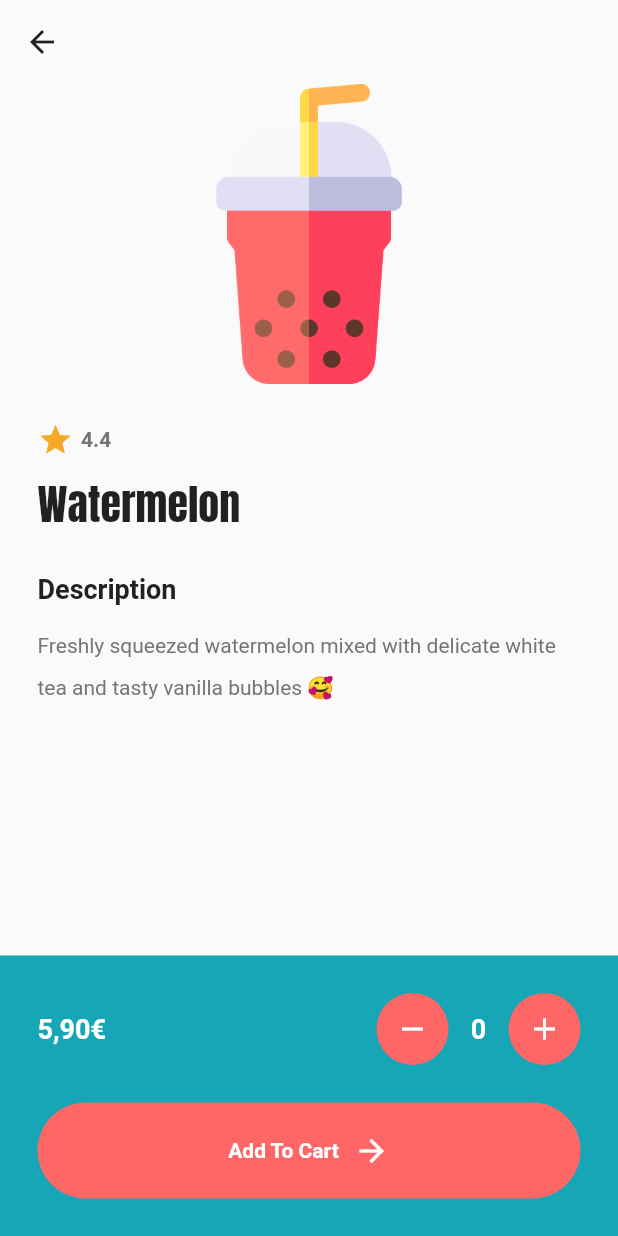
After one commit to yvvzh/bubble_tea_app, a Flutter app: the MenuPage screen opened by its route, after a tap on "Watermelon", on a phone screen of 412 x 824 dp. The commit adds this screen. Run offline on Flutter 3.47's test engine with Material 2 defaults, Android fonts, the phone set to English and light mode, and no system bars; our stand-ins replace google_fonts.

Commit message:
Ajout de la page détaillée des thés

```diff
--- a/lib/utils/drink_tile.dart
+++ b/lib/utils/drink_tile.dart
@@ -4,12 +4,15 @@ import 'package:google_fonts/google_fonts.dart';
 
 class DrinkTile extends StatelessWidget {
   final Tea tea;
+  final void Function()? onTap;
 
-  const DrinkTile({super.key, required this.tea});
+  const DrinkTile({super.key, required this.tea, this.onTap});
 
   @override
   Widget build(BuildContext context) {
-    return Container(
+    return GestureDetector(
+      onTap: onTap,
+      child: Container(
         decoration: BoxDecoration(
             color: Colors.grey[100], borderRadius: BorderRadius.circular(20)),
         margin: const EdgeInsets.only(left: 25),
@@ -59,6 +62,7 @@ class DrinkTile extends StatelessWidget {
             )
           ],
         ),
+      ),
     );
   }
 }
--- a/lib/views/home_page.dart
+++ b/lib/views/home_page.dart
@@ -53,9 +53,9 @@ class HomePage extends StatelessWidget {
             const Text(
               "''Feel the freshness from anywhere at anytime''",
               style: TextStyle(
-                  color: Color.fromARGB(255, 243, 243, 243),
-                  height: 2,
-                  fontStyle: FontStyle.italic),
+                color: Color.fromARGB(255, 243, 243, 243),
+                height: 2,
+              ),
             ),
             const SizedBox(
               height: 25,
--- a/lib/views/menu_page.dart
+++ b/lib/views/menu_page.dart
@@ -2,6 +2,7 @@ import 'package:bubble_tea/models/tea.dart';
 import 'package:bubble_tea/themes/colors.dart';
 import 'package:bubble_tea/utils/button.dart';
 import 'package:bubble_tea/utils/drink_tile.dart';
+import 'package:bubble_tea/views/tea_details_page.dart';
 import 'package:flutter/material.dart';
 import 'package:google_fonts/google_fonts.dart';
 
@@ -21,12 +22,6 @@ class _MenuPageState extends State<MenuPage> {
         price: "5,90",
         imgPath: "lib/images/bt_red.png",
         stars: "4.4"),
-    // framboise
-    Tea(
-        name: "Raspberry",
-        price: "6,90",
-        imgPath: "lib/images/bt_pink.png",
-        stars: "4.9"),
     // mojito
     Tea(
         name: "Mojito",
@@ -39,7 +34,26 @@ class _MenuPageState extends State<MenuPage> {
         price: "4,90",
         imgPath: "lib/images/bt_coffee.png",
         stars: "4.7"),
+    // framboise
+    Tea(
+        name: "Raspberry",
+        price: "6,90",
+        imgPath: "lib/images/bt_pink.png",
+        stars: "4.9"),
   ];
+
+  // onTap naviguer vers la page de détails du tea
+  void navigateToTeaDetails(int index) {
+    Navigator.push(
+      context,
+      MaterialPageRoute(
+        builder: (context) => TeaDetailsPage(
+          tea: drinkMenu[index],
+        ),
+      ),
+    );
+  }
+
   @override
   Widget build(BuildContext context) {
     return Scaffold(
@@ -134,6 +148,7 @@ class _MenuPageState extends State<MenuPage> {
             itemCount: drinkMenu.length,
             itemBuilder: (context, index) => DrinkTile(
               tea: drinkMenu[index],
+              onTap: () => navigateToTeaDetails(index),
             ),
           )),
 
--- /dev/null
+++ b/lib/views/tea_details_page.dart
@@ -0,0 +1,198 @@
+import 'package:bubble_tea/models/tea.dart';
+import 'package:bubble_tea/themes/colors.dart';
+import 'package:bubble_tea/utils/button.dart';
+import 'package:flutter/material.dart';
+import 'package:google_fonts/google_fonts.dart';
+
+class TeaDetailsPage extends StatefulWidget {
+  final Tea tea;
+  const TeaDetailsPage({super.key, required this.tea});
+
+  @override
+  State<TeaDetailsPage> createState() => _TeaDetailsPageState();
+}
+
+class _TeaDetailsPageState extends State<TeaDetailsPage> {
+  // compteur de quantité
+  int qtyCount = 0;
+
+  // décrémenteur
+  void decrementQuantity() {
+    if (qtyCount > 0) {
+      setState(() {
+        qtyCount--;
+      });
+    }
+  }
+
+  // incrémenteur
+  void incrementQuantity() {
+    setState(() {
+      qtyCount++;
+    });
+  }
+
+  // ajouter au panier
+  void addToCart() {}
+
+  @override
+  Widget build(BuildContext context) {
+    return Scaffold(
+      appBar: AppBar(
+        backgroundColor: Colors.transparent,
+        elevation: 0,
+        foregroundColor: Colors.grey[900],
+      ),
+      body: Column(
+        children: [
+          // listview tea details
+          Expanded(
+            child: Padding(
+              padding: const EdgeInsets.symmetric(horizontal: 25),
+              child: ListView(
+                children: [
+                  // image
+                  Image.asset(
+                    widget.tea.imgPath,
+                    height: 200,
+                  ),
+
+                  const SizedBox(
+                    height: 25,
+                  ),
+                  // étoiles
+                  Row(
+                    children: [
+                      // icone favoris
+                      Icon(
+                        Icons.star,
+                        color: Colors.yellow[800],
+                      ),
+
+                      const SizedBox(width: 5),
+
+                      // note
+                      Text(
+                        widget.tea.stars,
+                        style: TextStyle(
+                          color: Colors.grey[600],
+                          fontWeight: FontWeight.bold,
+                        ),
+                      ),
+                    ],
+                  ),
+
+                  const SizedBox(height: 10),
+
+                  // nom du tea
+                  Text(
+                    widget.tea.name,
+                    style: GoogleFonts.anton(fontSize: 28),
+                  ),
+
+                  const SizedBox(height: 25),
+                  // description
+                  Text(
+                    "Description",
+                    style: TextStyle(
+                      color: Colors.grey[900],
+                      fontWeight: FontWeight.bold,
+                      fontSize: 18,
+                    ),
+                  ),
+
+                  const SizedBox(height: 10),
+
+                  Text(
+                    "Freshly squeezed watermelon mixed with delicate white tea and tasty vanilla bubbles 🥰",
+                    style: TextStyle(
+                      color: Colors.grey[600],
+                      fontSize: 14,
+                      height: 2,
+                    ),
+                  ),
+                ],
+              ),
+            ),
+          ),
+          // prix/quantité et ajouter au panier
+          Container(
+            color: mainColor,
+            padding: const EdgeInsets.all(25),
+            child: Column(
+              children: [
+                // prix et quantité
+                Row(
+                  mainAxisAlignment: MainAxisAlignment.spaceBetween,
+                  children: [
+                    // prix
+                    Text(
+                      widget.tea.price + '€',
+                      style: TextStyle(
+                          color: Colors.white,
+                          fontWeight: FontWeight.bold,
+                          fontSize: 18),
+                    ),
+                    // quantité
+                    Row(
+                      children: [
+                        // bouton -
+                        Container(
+                          decoration: BoxDecoration(
+                            color: secondaryColor,
+                            shape: BoxShape.circle,
+                          ),
+                          child: IconButton(
+                            onPressed: decrementQuantity,
+                            icon: const Icon(
+                              Icons.remove,
+                              color: Colors.white,
+                            ),
+                          ),
+                        ),
+                        // compteur de quantité
+                        SizedBox(
+                          width: 40,
+                          child: Center(
+                            child: Text(
+                              qtyCount.toString(),
+                              style: TextStyle(
+                                color: Colors.white,
+                                fontSize: 18,
+                                fontWeight: FontWeight.bold,
+                              ),
+                            ),
+                          ),
+                        ),
+                        // bouton +
+                        Container(
+                          decoration: BoxDecoration(
+                            color: secondaryColor,
+                            shape: BoxShape.circle,
+                          ),
+                          child: IconButton(
+                            onPressed: incrementQuantity,
+                            icon: const Icon(
+                              Icons.add,
+                              color: Colors.white,
+                            ),
+                          ),
+                        ),
+                      ],
+                    ),
+                  ],
+                ),
+
+                const SizedBox(
+                  height: 25,
+                ),
+                // bouton ajouter au panier
+                MyButton(text: "Add To Cart", onTap: addToCart),
+              ],
+            ),
+          ),
+        ],
+      ),
+    );
+  }
+}
```
Also changed, not shown: 3 other files. Lines whose indentation alone changed are shown as unchanged.
